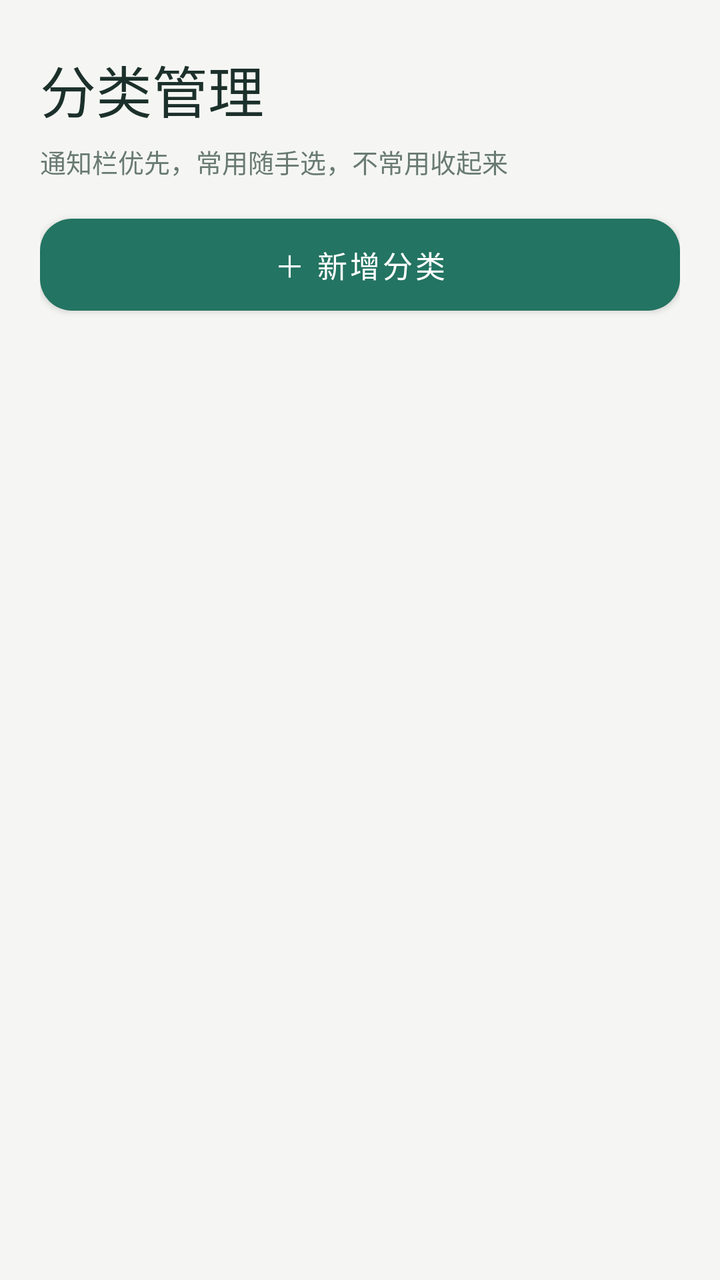
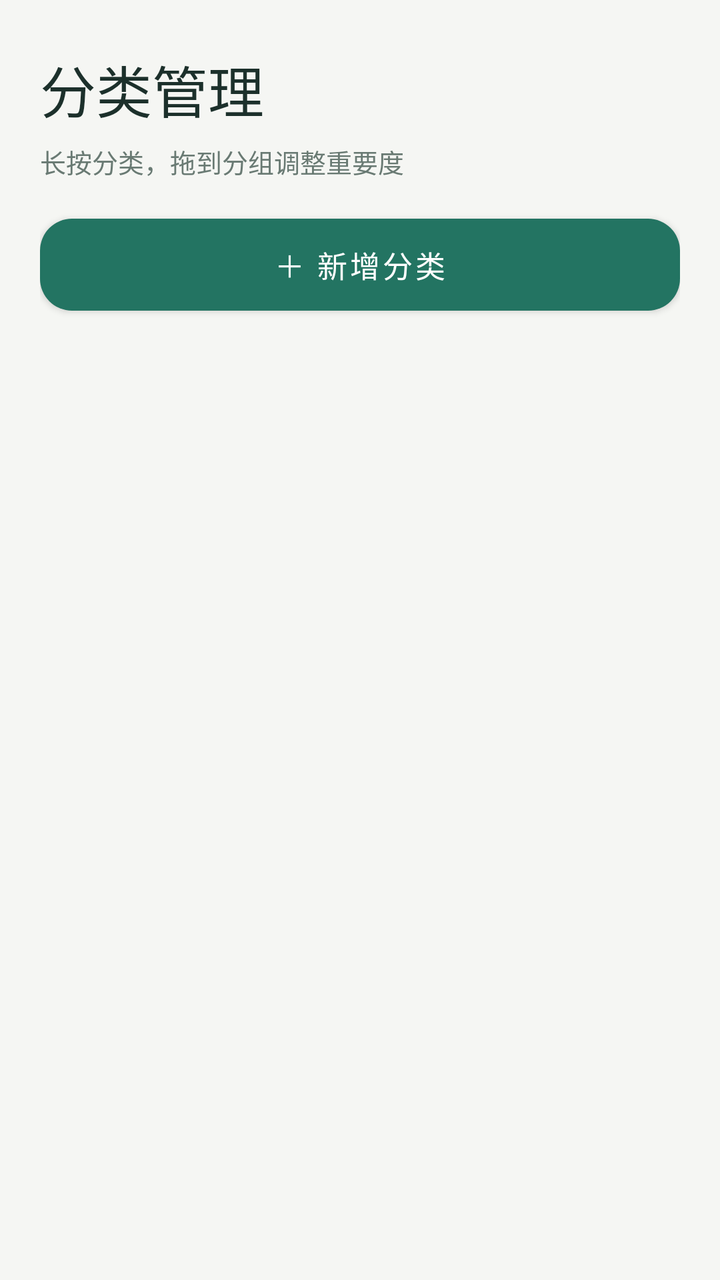

Two renders of the same Android screen: before a commit and after it. Below are the layout's source before the change and the commit's diff.
<!-- AndroidManifest.xml: application theme Theme.LightLedger -->
<!-- res/layout/activity_category.xml -->
<?xml version="1.0" encoding="utf-8"?>
<LinearLayout xmlns:android="http://schemas.android.com/apk/res/android"
    android:layout_width="match_parent" android:layout_height="match_parent"
    android:orientation="vertical" android:padding="@dimen/ledger_page_gutter" android:background="?attr/ledgerBackground">
    <TextView style="@style/LedgerPageTitle" android:layout_width="match_parent" android:layout_height="wrap_content"
        android:layout_marginTop="4dp" android:text="分类管理" />
    <TextView style="@style/LedgerCaption" android:layout_width="match_parent" android:layout_height="wrap_content"
        android:layout_marginTop="6dp" android:text="通知栏优先，常用随手选，不常用收起来" />
    <com.google.android.material.button.MaterialButton android:id="@+id/addCategory" style="@style/LedgerButton"
        android:layout_width="match_parent" android:layout_height="wrap_content"
        android:layout_marginTop="16dp" android:layout_marginBottom="12dp" android:text="＋ 新增分类" />
    <ScrollView android:layout_width="match_parent" android:layout_height="0dp" android:layout_weight="1">
        <LinearLayout android:id="@+id/categoryContainer"
            android:layout_width="match_parent" android:layout_height="wrap_content"
            android:orientation="vertical" />
    </ScrollView>
</LinearLayout>
<!-- resources referenced by this layout -->
<resources>
  <dimen name="ledger_page_gutter">20dp</dimen>
  <style name="LedgerButton" parent="Widget.MaterialComponents.Button">
          <item name="cornerRadius">16dp</item><item name="android:minHeight">52dp</item><item name="android:textAllCaps">false</item>
          <item name="android:textSize">15sp</item><item name="android:fontFamily">sans-serif-medium</item><item name="android:paddingHorizontal">16dp</item>
          <item name="android:insetTop">3dp</item><item name="android:insetBottom">3dp</item>
      </style>
  <style name="LedgerCaption"><item name="android:textColor">?attr/ledgerMuted</item><item name="android:textSize">13sp</item><item name="android:lineSpacingExtra">3dp</item></style>
  <style name="LedgerPageTitle"><item name="android:textColor">?attr/colorOnSurface</item><item name="android:textSize">28sp</item><item name="android:fontFamily">sans-serif-medium</item></style>
  <style name="Theme.LightLedger" parent="Theme.MaterialComponents.Light.NoActionBar">
          <item name="colorPrimary">@color/ledger_teal</item><item name="colorPrimaryVariant">@color/ledger_teal_dark</item>
          <item name="colorOnPrimary">@color/white</item><item name="colorSecondary">@color/ledger_teal</item>
          <item name="colorSurface">@color/white</item><item name="colorOnSurface">@color/ledger_ink</item>
          <item name="ledgerBackground">@color/ledger_background</item><item name="ledgerSoft">@color/ledger_teal_soft</item><item name="ledgerMuted">@color/ledger_muted</item><item name="ledgerBorder">@color/ledger_border</item>
          <item name="android:fontFamily">sans-serif</item><item name="android:colorAccent">@color/ledger_teal</item>
          <item name="android:windowLightStatusBar">true</item><item name="android:statusBarColor">@android:color/transparent</item>
          <item name="android:navigationBarColor">@color/white</item><item name="android:windowLightNavigationBar">true</item>
          <item name="android:windowBackground">@color/ledger_background</item><item name="android:windowSoftInputMode">adjustResize</item>
          <item name="android:windowAnimationStyle">@style/LedgerWindowAnimation</item>
          <item name="materialButtonStyle">@style/LedgerButton</item><item name="textInputStyle">@style/LedgerInput</item>
      </style>
  <color name="ledger_teal">#237462</color>
  <color name="ledger_teal_dark">#184D40</color>
  <color name="white">#FFFFFF</color>
  <color name="ledger_ink">#1C302B</color>
  <color name="ledger_background">#F5F6F3</color>
  <color name="ledger_teal_soft">#E5F1EA</color>
  <color name="ledger_muted">#697A73</color>
  <color name="ledger_border">#E8ECE7</color>
  <style name="LedgerWindowAnimation" parent="android:style/Animation.Activity">
          <item name="android:activityOpenEnterAnimation">@anim/ledger_activity_enter</item>
          <item name="android:activityOpenExitAnimation">@anim/ledger_activity_exit</item>
          <item name="android:activityCloseEnterAnimation">@anim/ledger_activity_enter</item>
          <item name="android:activityCloseExitAnimation">@anim/ledger_activity_exit</item>
      </style>
  <style name="LedgerInput" parent="Widget.MaterialComponents.TextInputLayout.OutlinedBox">
          <item name="boxCornerRadiusTopStart">14dp</item><item name="boxCornerRadiusTopEnd">14dp</item><item name="boxCornerRadiusBottomStart">14dp</item><item name="boxCornerRadiusBottomEnd">14dp</item>
          <item name="boxBackgroundColor">@color/white</item><item name="boxStrokeColor">?attr/colorPrimary</item>
      </style>
</resources>

<!-- the commit's change to res/layout/activity_category.xml (unified diff, before → after) -->
@@ -1,11 +1,10 @@
 <?xml version="1.0" encoding="utf-8"?>
-<LinearLayout xmlns:android="http://schemas.android.com/apk/res/android"
-    android:layout_width="match_parent" android:layout_height="match_parent"
-    android:orientation="vertical" android:padding="@dimen/ledger_page_gutter" android:background="?attr/ledgerBackground">
+<FrameLayout xmlns:android="http://schemas.android.com/apk/res/android" android:layout_width="match_parent" android:layout_height="match_parent" android:background="?attr/ledgerBackground">
+<LinearLayout android:layout_width="match_parent" android:layout_height="match_parent" android:orientation="vertical" android:padding="@dimen/ledger_page_gutter">
     <TextView style="@style/LedgerPageTitle" android:layout_width="match_parent" android:layout_height="wrap_content"
         android:layout_marginTop="4dp" android:text="分类管理" />
     <TextView style="@style/LedgerCaption" android:layout_width="match_parent" android:layout_height="wrap_content"
-        android:layout_marginTop="6dp" android:text="通知栏优先，常用随手选，不常用收起来" />
+        android:layout_marginTop="6dp" android:text="长按分类，拖到分组调整重要度" />
     <com.google.android.material.button.MaterialButton android:id="@+id/addCategory" style="@style/LedgerButton"
         android:layout_width="match_parent" android:layout_height="wrap_content"
         android:layout_marginTop="16dp" android:layout_marginBottom="12dp" android:text="＋ 新增分类" />
@@ -15,3 +14,5 @@
             android:orientation="vertical" />
     </ScrollView>
 </LinearLayout>
+    <FrameLayout android:id="@+id/categoryDragHost" android:layout_width="match_parent" android:layout_height="match_parent" android:visibility="gone" />
+</FrameLayout>
<!-- resource entries referenced after the edit -->
@@ -29,10 +29,10 @@
   <color name="ledger_muted">#697A73</color>
   <color name="ledger_border">#E8ECE7</color>
   <style name="LedgerWindowAnimation" parent="android:style/Animation.Activity">
-          <item name="android:activityOpenEnterAnimation">@anim/ledger_activity_enter</item>
-          <item name="android:activityOpenExitAnimation">@anim/ledger_activity_exit</item>
-          <item name="android:activityCloseEnterAnimation">@anim/ledger_activity_enter</item>
-          <item name="android:activityCloseExitAnimation">@anim/ledger_activity_exit</item>
+          <item name="android:activityOpenEnterAnimation">@null</item>
+          <item name="android:activityOpenExitAnimation">@null</item>
+          <item name="android:activityCloseEnterAnimation">@null</item>
+          <item name="android:activityCloseExitAnimation">@null</item>
       </style>
   <style name="LedgerInput" parent="Widget.MaterialComponents.TextInputLayout.OutlinedBox">
           <item name="boxCornerRadiusTopStart">14dp</item><item name="boxCornerRadiusTopEnd">14dp</item><item name="boxCornerRadiusBottomStart">14dp</item><item name="boxCornerRadiusBottomEnd">14dp</item>
